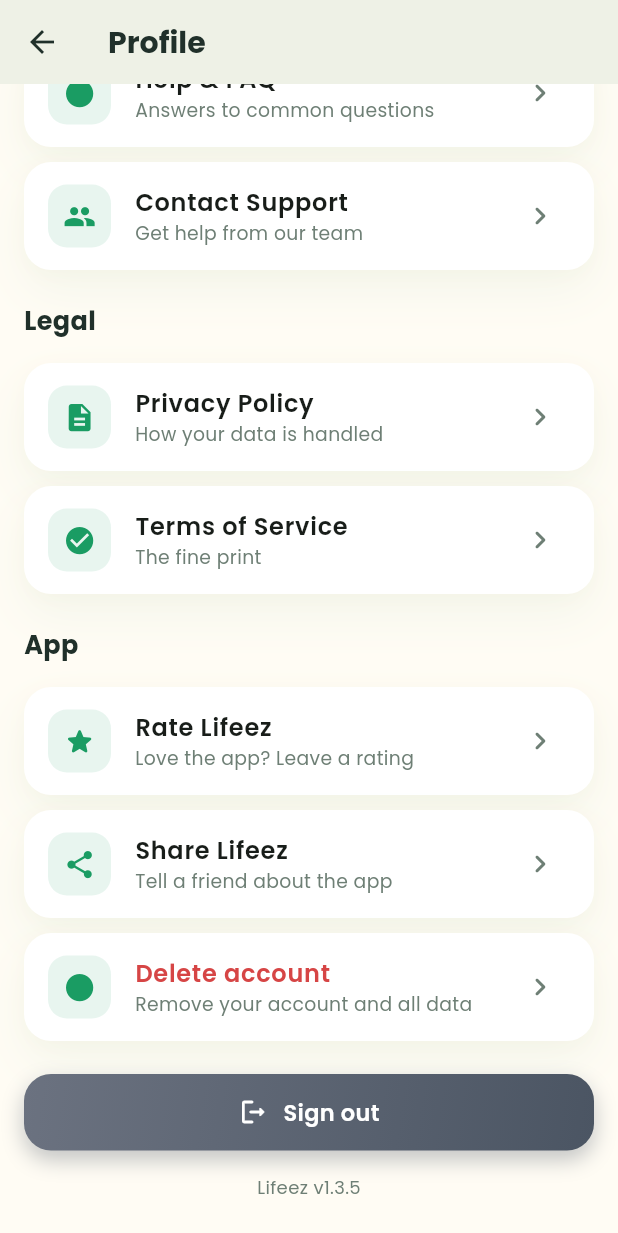
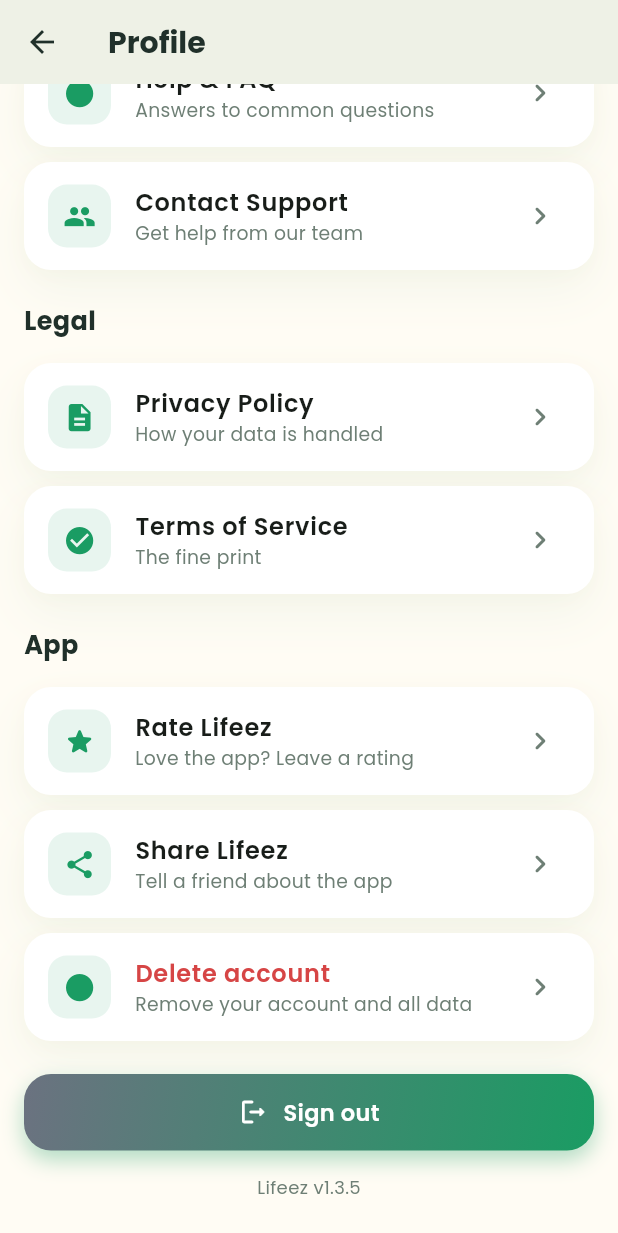
Before and after one commit to petspaws127-code/lifeez-app, a Flutter app: the ProfileScreen screen opened by its route, scrolled down 868 dp, on a phone screen of 412 x 824 dp. Shown: the top 1233 px of the screen. Run offline on Flutter 3.47's test engine with Material 3 defaults, Android fonts, the phone set to English and light mode, and no system bars; our stand-ins replace fl_chart, flutter_local_notifications, google_fonts, google_sign_in, image_picker, local_auth and 8 more; missing offline and left inert: flutter_facebook_auth, google_mlkit_text_recognition; accounts and stored records are empty.

Commit message:
Sign out button → #1A9C63

```diff
--- a/lib/screens/profile_screen.dart
+++ b/lib/screens/profile_screen.dart
@@ -421,7 +421,7 @@
               icon: Icons.logout_rounded,
               colors: const [
                 Color(0xFF6B7280),
-                Color(0xFF4B5563)
+                Color(0xFF1A9C63)
               ],
               onPressed: _signOut,
             ),
```
